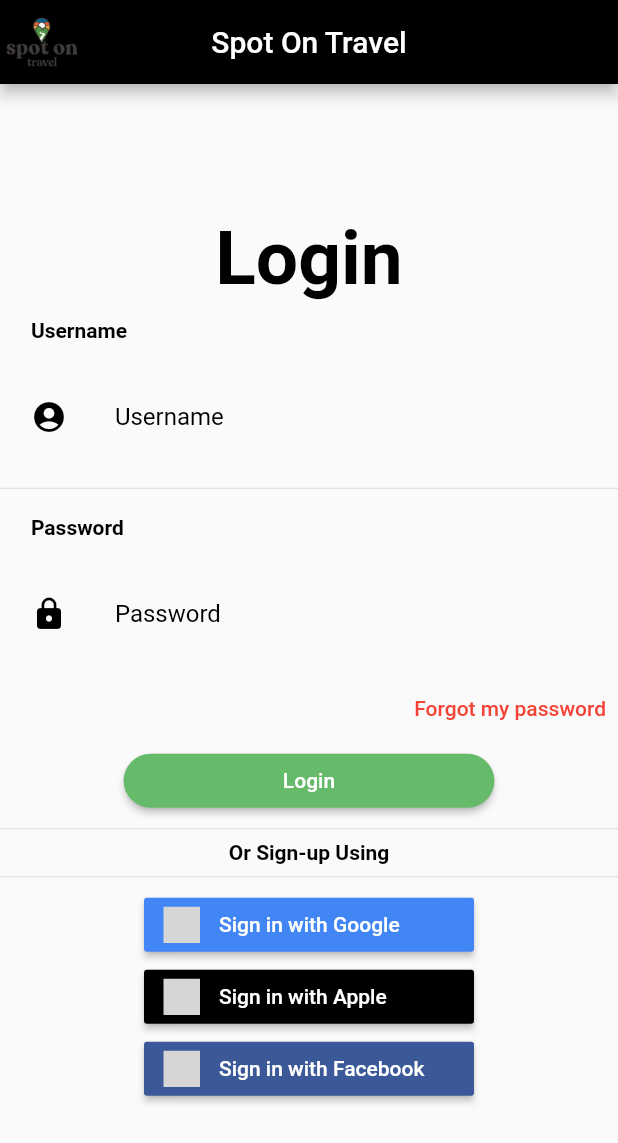
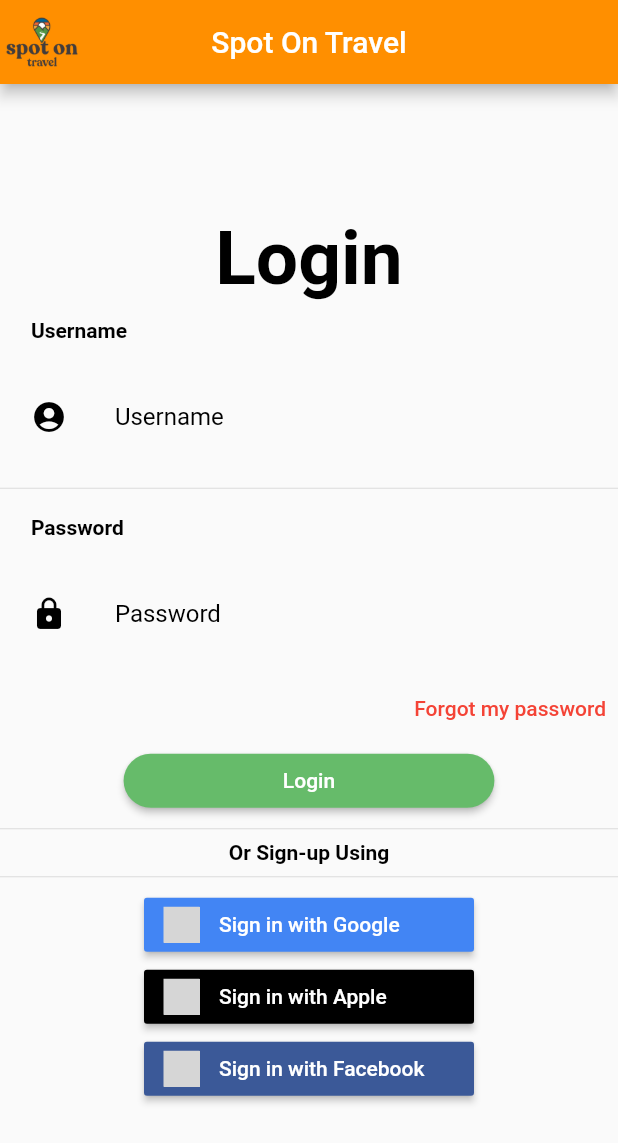
Before and after one commit to mercoski/FlutterProjects, a Flutter app: the screen it shows after launch, on a phone screen of 412 x 824 dp. Shown: the top 1143 px of the screen. Run offline on Flutter 3.47's test engine with Material 2 defaults, Android fonts, the phone set to English and light mode, and no system bars; our stand-ins replace audioplayers, connectivity, firebase_analytics, firebase_auth, firebase_core, firebase_messaging and 4 more; missing offline and left inert: dart:ffi; accounts and stored records are empty; grey boxes are pictures that could not be loaded.

Commit message:
Update loginpage.dart

```diff
--- a/travel_app/lib/pages/loginpage.dart
+++ b/travel_app/lib/pages/loginpage.dart
@@ -23,7 +23,7 @@ class _LoginPageState extends State<LoginPage> {
         centerTitle: true,
         title: const Text('Spot On Travel'),
         leading: Image.asset('assets/spotonlogo.png'),
-        backgroundColor: Colors.black,
+        backgroundColor: Colors.amber[800],
       ),
       resizeToAvoidBottomInset: false,
       body: Column(
```
